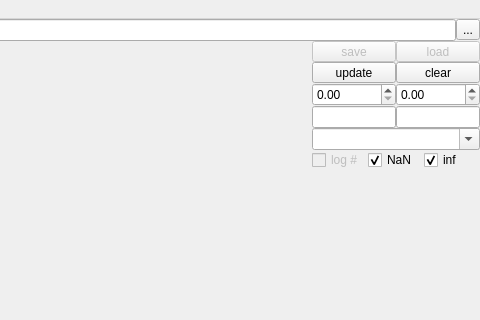
Above: ndxplorer/plot_main.ui from Fluorescence-Tools/ndxplorer before the change; both pictures show x 544 to 1024 and y 0 to 320 of the 1024 by 600 pixel window. Below: the same form after it.
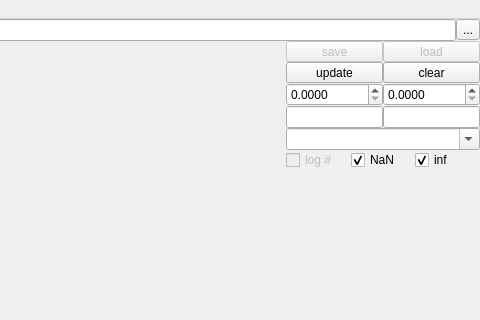
That is the form after the change. Icons and pictures are not drawn.

Commit message: Increase number of digits

```diff
--- a/ndxplorer/plot_main.ui
+++ b/ndxplorer/plot_main.ui
@@ -168,6 +168,9 @@
               </property>
               <item row="4" column="0">
                <widget class="QDoubleSpinBox" name="doubleSpinBox_vmin">
+                <property name="decimals">
+                 <number>4</number>
+                </property>
                 <property name="maximum">
                  <double>999999.000000000000000</double>
                 </property>
@@ -175,6 +178,9 @@
               </item>
               <item row="4" column="1">
                <widget class="QDoubleSpinBox" name="doubleSpinBox_vmax">
+                <property name="decimals">
+                 <number>4</number>
+                </property>
                 <property name="maximum">
                  <double>999999.000000000000000</double>
                 </property>
```
Left out of the diff: 6 changed lines with no effect on the pictures.
